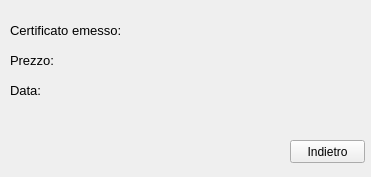
S1098357/ClinicaAlpha, file GUI/RicevutaGUI.ui: the form before one commit.
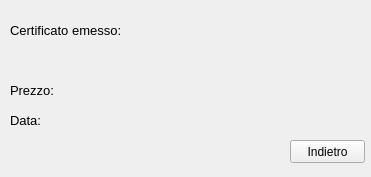
The form after the commit.

```diff
--- a/GUI/RicevutaGUI.ui
+++ b/GUI/RicevutaGUI.ui
@@ -37,7 +37,7 @@
      <x>140</x>
      <y>20</y>
      <width>211</width>
-     <height>20</height>
+     <height>51</height>
     </rect>
    </property>
    <property name="font">
@@ -53,7 +53,7 @@
    <property name="geometry">
     <rect>
      <x>10</x>
-     <y>50</y>
+     <y>80</y>
      <width>121</width>
      <height>20</height>
     </rect>
@@ -71,7 +71,7 @@
    <property name="geometry">
     <rect>
      <x>140</x>
-     <y>50</y>
+     <y>80</y>
      <width>211</width>
      <height>20</height>
     </rect>
@@ -89,7 +89,7 @@
    <property name="geometry">
     <rect>
      <x>10</x>
-     <y>80</y>
+     <y>110</y>
      <width>121</width>
      <height>20</height>
     </rect>
@@ -107,7 +107,7 @@
    <property name="geometry">
     <rect>
      <x>140</x>
-     <y>80</y>
+     <y>110</y>
      <width>211</width>
      <height>20</height>
     </rect>
```
